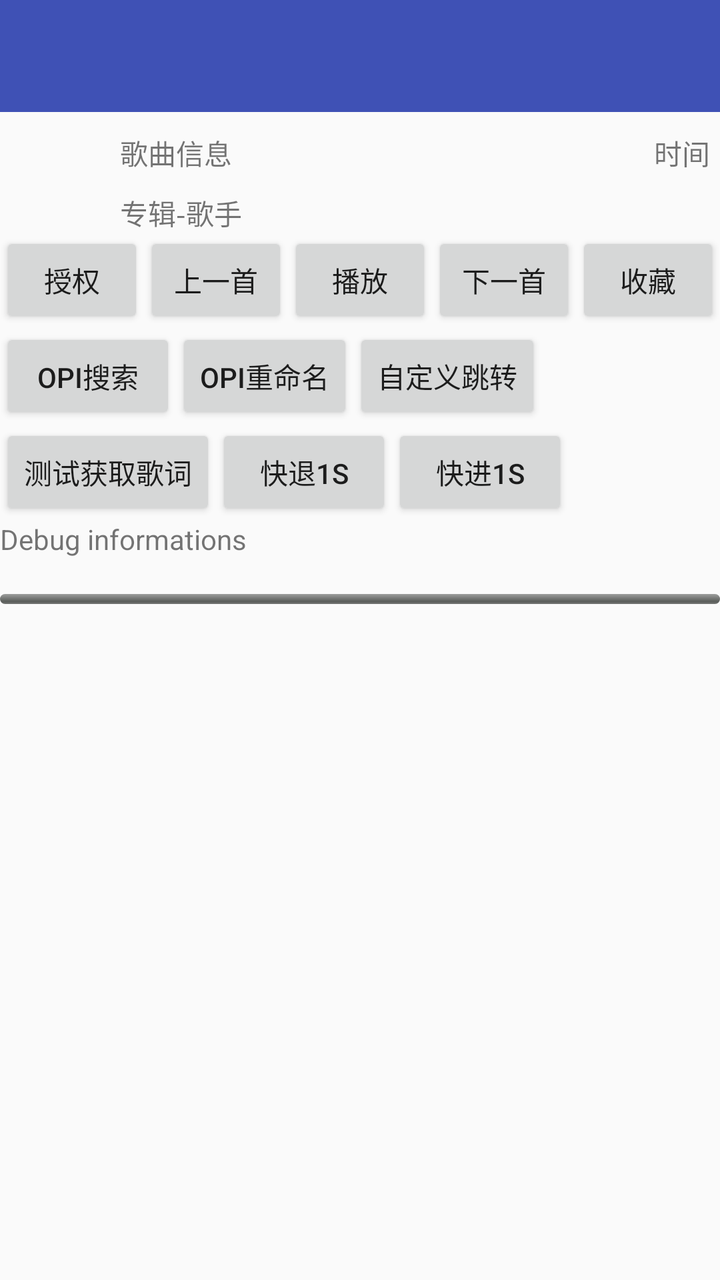
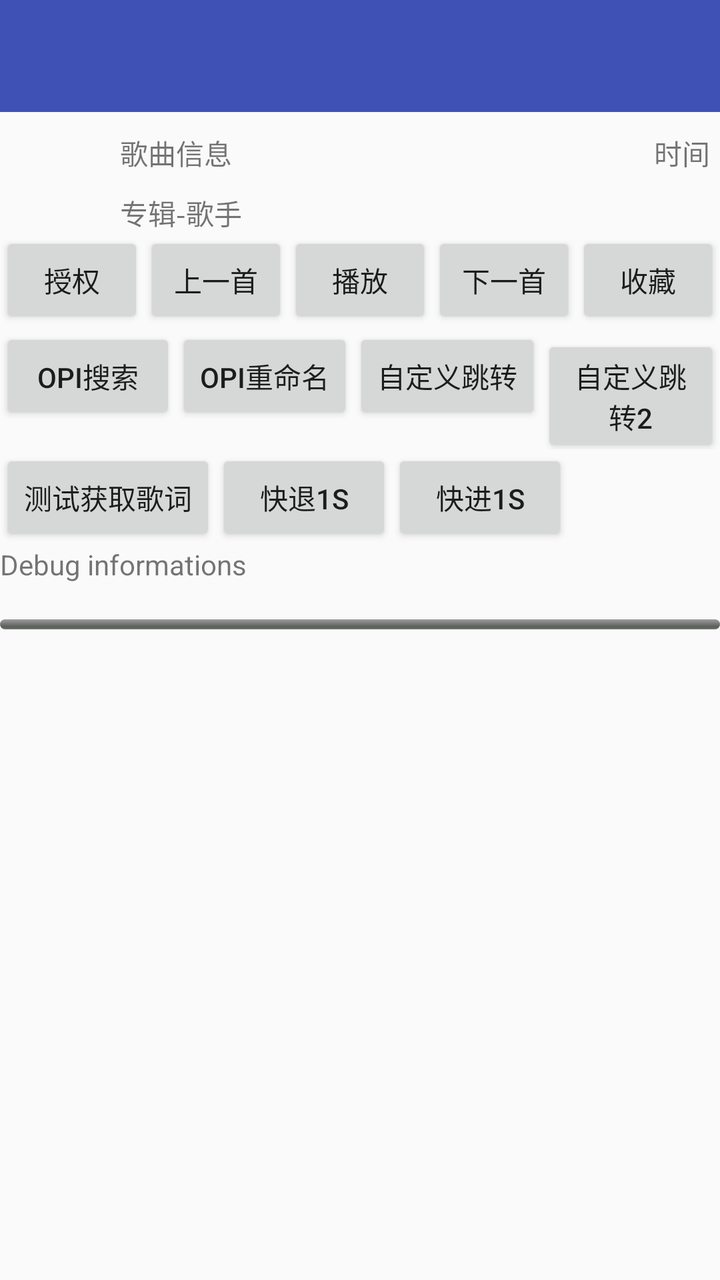

Before-and-after screenshots of an Android layout around one commit, followed by the original layout XML and the change that was made.
<!-- AndroidManifest.xml: activity theme AppTheme.NoActionBar -->
<!-- res/layout/activity_visual.xml -->
<?xml version="1.0" encoding="utf-8"?>
<RelativeLayout xmlns:android="http://schemas.android.com/apk/res/android"
    xmlns:app="http://schemas.android.com/apk/res-auto"
    xmlns:tools="http://schemas.android.com/tools"
    android:layout_width="match_parent"
    android:layout_height="match_parent"
    tools:context=".VisualActivity">

    <android.support.design.widget.AppBarLayout
        android:id="@+id/appbar_layout"
        android:layout_width="match_parent"
        android:layout_height="wrap_content"
        android:theme="@style/AppTheme.AppBarOverlay">

        <android.support.v7.widget.Toolbar
            android:id="@+id/toolbar"
            android:layout_width="match_parent"
            android:layout_height="?attr/actionBarSize"
            android:background="?attr/colorPrimary"
            app:popupTheme="@style/AppTheme.PopupOverlay" />

    </android.support.design.widget.AppBarLayout>

    <RelativeLayout
        android:id="@+id/playerPanel"
        android:layout_width="match_parent"
        android:layout_height="wrap_content"
        android:layout_below="@id/appbar_layout"
        android:layout_marginTop="5dp">

        <ImageView
            android:id="@+id/SongPic"
            android:layout_width="50dp"
            android:layout_height="50dp"
            android:layout_marginLeft="5dp"
            android:layout_marginTop="5dp" />

        <TextView
            android:id="@+id/txtPlayTime"
            android:layout_width="wrap_content"
            android:layout_height="25dp"
            android:layout_alignParentRight="true"
            android:layout_marginTop="5dp"
            android:layout_marginRight="5dp"
            android:text="时间" />

        <TextView
            android:id="@+id/txtSongInfos"
            android:layout_width="wrap_content"
            android:layout_height="25dp"
            android:layout_marginLeft="5dp"
            android:layout_marginTop="5dp"
            android:layout_toRightOf="@+id/SongPic"
            android:ems="10"
            android:text="歌曲信息" />

        <TextView
            android:id="@+id/txtAlbum"
            android:layout_width="wrap_content"
            android:layout_height="25dp"
            android:layout_below="@+id/txtSongInfos"
            android:layout_marginLeft="5dp"
            android:layout_marginTop="5dp"
            android:layout_toRightOf="@+id/SongPic"
            android:text="专辑-歌手" />

        <LinearLayout
            android:id="@+id/ll_button"
            android:layout_width="match_parent"
            android:layout_height="wrap_content"
            android:layout_below="@+id/SongPic"
            android:orientation="horizontal">

            <Button
                android:id="@+id/btnActive"
                android:layout_width="match_parent"
                android:layout_height="wrap_content"
                android:layout_weight="1"
                android:text="授权" />

            <Button
                android:id="@+id/btnPlayPre"
                android:layout_width="match_parent"
                android:layout_height="wrap_content"
                android:layout_weight="1"
                android:onClick="onPlayPre"
                android:text="上一首" />

            <Button
                android:id="@+id/btnPlayPause"
                android:layout_width="match_parent"
                android:layout_height="wrap_content"
                android:layout_weight="1"
                android:onClick="onPlayPause"
                android:text="播放" />

            <Button
                android:id="@+id/btnPlayNext"
                android:layout_width="match_parent"
                android:layout_height="wrap_content"
                android:layout_weight="1"
                android:onClick="onPlayNext"
                android:text="下一首" />

            <Button
                android:id="@+id/btnLove"
                android:layout_width="match_parent"
                android:layout_height="wrap_content"
                android:layout_weight="1"
                android:onClick="onLoveClick"
                android:text="收藏" />

        </LinearLayout>

        <LinearLayout
            android:id="@+id/ll_opi_button"
            android:layout_width="match_parent"
            android:layout_height="wrap_content"
            android:layout_below="@+id/ll_button"
            android:orientation="horizontal">

            <Button
                android:id="@+id/btnOpiSearch"
                android:layout_width="wrap_content"
                android:layout_height="wrap_content"
                android:onClick="onClickOpiSearch"
                android:text="Opi搜索" />

            <Button
                android:id="@+id/btnOpiMvTag"
                android:layout_width="wrap_content"
                android:layout_height="wrap_content"
                android:onClick="onClickOpiMvTag"
                android:text="Opi重命名" />

            <Button
                android:id="@+id/btnSchemeAction"
                android:layout_width="wrap_content"
                android:layout_height="wrap_content"
                android:onClick="sayHi"
                android:text="自定义跳转" />

        </LinearLayout>

        <LinearLayout
            android:id="@+id/ll_test_1"
            android:layout_width="match_parent"
            android:layout_height="wrap_content"
            android:layout_below="@+id/ll_opi_button"
            android:orientation="horizontal">

            <Button
                android:layout_width="wrap_content"
                android:layout_height="wrap_content"
                android:onClick="testGetLyric"
                android:text="测试获取歌词" />

            <Button
                android:layout_width="wrap_content"
                android:layout_height="wrap_content"
                android:onClick="testGetFolderList"
                android:text="快退1s" />

            <Button
                android:layout_width="wrap_content"
                android:layout_height="wrap_content"
                android:onClick="testPlayList"
                android:text="快进1s" />
        </LinearLayout>

        <TextView
            android:id="@+id/txtResult"
            android:layout_width="fill_parent"
            android:layout_height="35dp"
            android:layout_below="@+id/ll_test_1"
            android:ems="10"
            android:text="Debug informations" />

        <ProgressBar
            android:id="@+id/ProgressPlay"
            style="@android:style/Widget.ProgressBar.Horizontal"
            android:layout_width="fill_parent"
            android:layout_height="5dp"
            android:layout_below="@+id/txtResult"
            android:layout_marginTop="2dp"
            android:max="1000"
            android:progress="0"
            android:secondaryProgress="0" />
    </RelativeLayout>


    <RelativeLayout
        android:id="@+id/listview_container"
        android:layout_width="wrap_content"
        android:layout_height="wrap_content"
        android:layout_below="@+id/playerPanel">

        <ListView
            android:id="@+id/listview_folder"
            android:layout_width="wrap_content"
            android:layout_height="wrap_content"
            android:layout_marginTop="5dp" />

        <ListView
            android:id="@+id/listview_song"
            android:layout_width="wrap_content"
            android:layout_height="wrap_content"
            android:layout_marginTop="5dp"
            android:visibility="gone" />
    </RelativeLayout>


</RelativeLayout>
<!-- resources referenced by this layout -->
<resources>
  <style name="AppTheme.AppBarOverlay" parent="ThemeOverlay.AppCompat.Dark.ActionBar" />
  <style name="AppTheme.PopupOverlay" parent="ThemeOverlay.AppCompat.Light" />
  <style name="AppTheme.NoActionBar">
          <item name="windowActionBar">false</item>
          <item name="windowNoTitle">true</item>
      </style>
</resources>

<!-- the commit's change to res/layout/activity_visual.xml (unified diff, before → after) -->
@@ -137,8 +137,15 @@
                 android:id="@+id/btnSchemeAction"
                 android:layout_width="wrap_content"
                 android:layout_height="wrap_content"
-                android:onClick="sayHi"
+                android:onClick="playSongMid"
                 android:text="自定义跳转" />
+
+            <Button
+                android:id="@+id/btnSchemeAction2"
+                android:layout_width="wrap_content"
+                android:layout_height="wrap_content"
+                android:onClick="doSearch"
+                android:text="自定义跳转2" />
 
         </LinearLayout>
 
